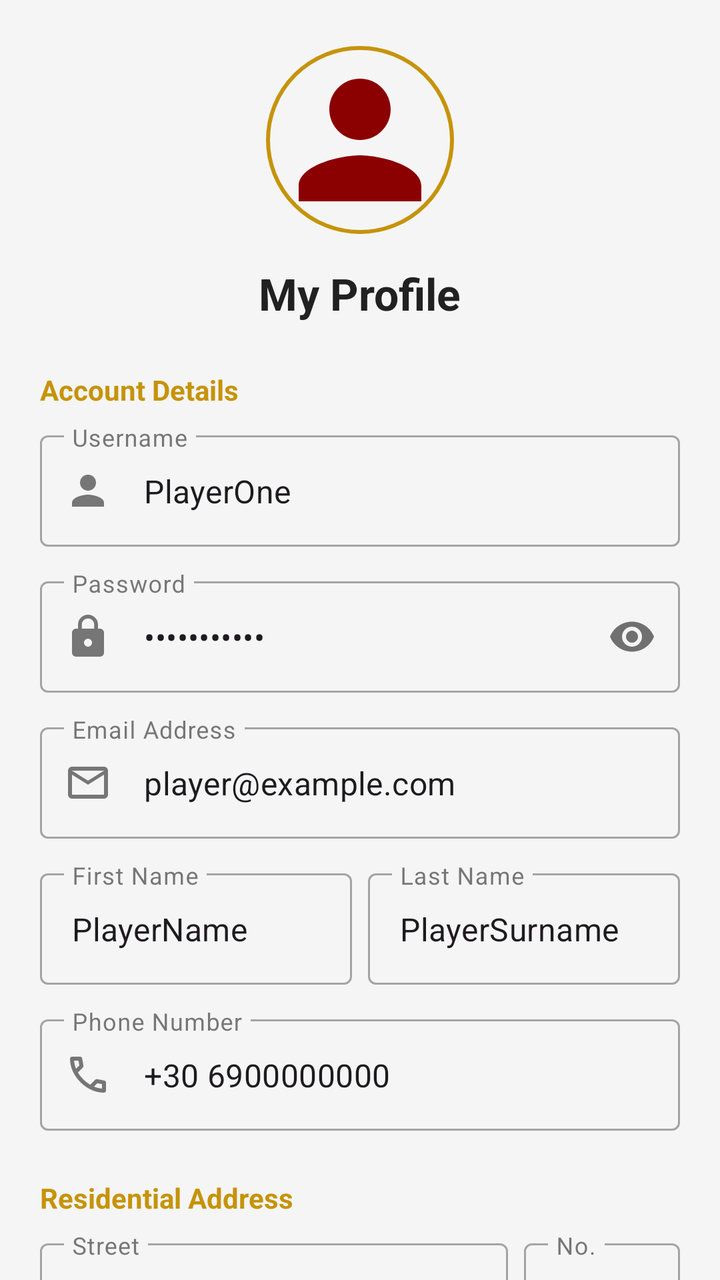
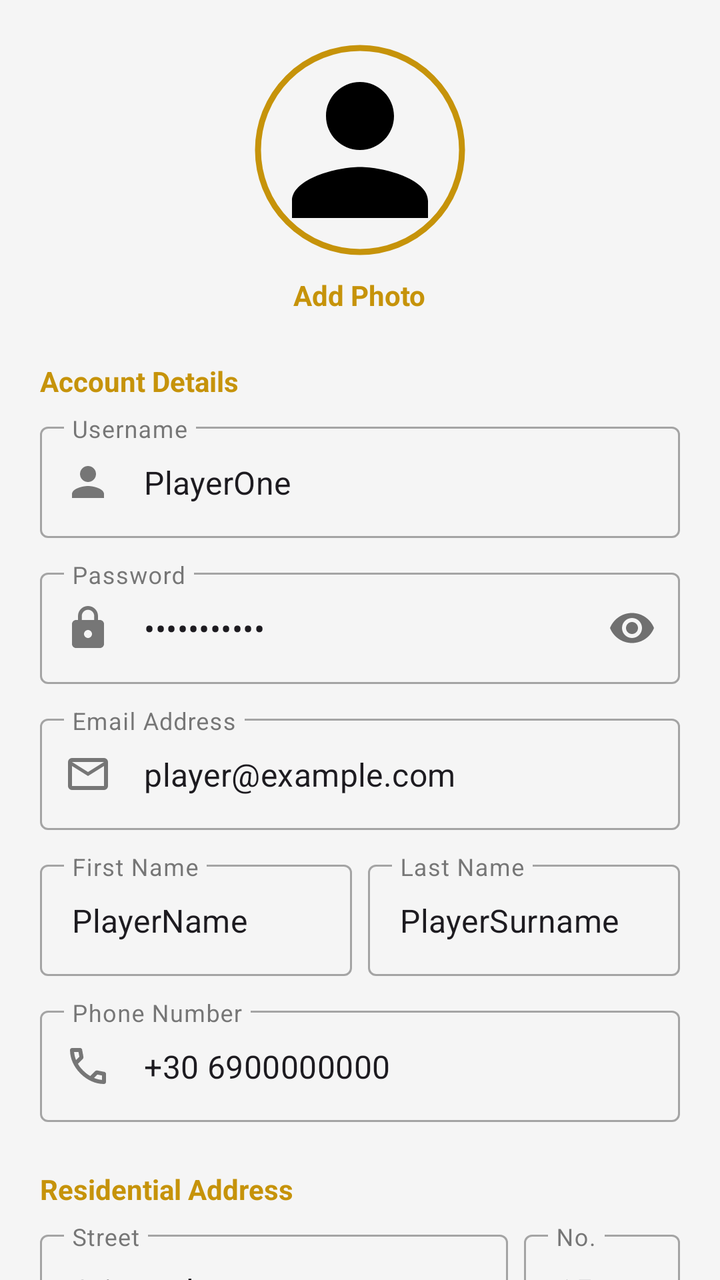

An Android layout rendered at two revisions. The XML below is the earlier revision; the diff shows what the commit changed to produce the second picture.
<!-- AndroidManifest.xml: application theme Theme.GoldenBet -->
<!-- res/layout/fragment_profile.xml -->
<?xml version="1.0" encoding="utf-8"?>
<androidx.core.widget.NestedScrollView
    xmlns:android="http://schemas.android.com/apk/res/android"
    xmlns:app="http://schemas.android.com/apk/res-auto"
    xmlns:tools="http://schemas.android.com/tools"
    android:layout_width="match_parent"
    android:layout_height="match_parent"
    android:fillViewport="true"
    android:background="?android:attr/windowBackground"
    tools:context=".view.mainMenu.profile.ProfileFragment">

    <LinearLayout
        android:layout_width="match_parent"
        android:layout_height="wrap_content"
        android:orientation="vertical"
        android:padding="20dp">

        <LinearLayout
            android:layout_width="match_parent"
            android:layout_height="wrap_content"
            android:gravity="center"
            android:layout_marginBottom="24dp"
            android:orientation="vertical">

            <com.google.android.material.imageview.ShapeableImageView
                android:layout_width="100dp"
                android:layout_height="100dp"
                android:src="@drawable/ic_person"
                android:padding="4dp"
                app:strokeWidth="2dp"
                app:strokeColor="?attr/colorSecondary"
                app:shapeAppearanceOverlay="@style/CircleImage"
                app:tint="?attr/colorPrimary" />

            <TextView
                android:layout_width="wrap_content"
                android:layout_height="wrap_content"
                android:layout_marginTop="12dp"
                android:text="My Profile"
                android:textColor="?attr/colorOnSurface"
                android:textSize="22sp"
                android:textStyle="bold" />
        </LinearLayout>

        <TextView
            android:layout_width="wrap_content"
            android:layout_height="wrap_content"
            android:layout_marginBottom="8dp"
            android:text="@string/profile_account_details"
            android:textColor="?attr/colorSecondary"
            android:textStyle="bold" />

        <com.google.android.material.textfield.TextInputLayout
            style="@style/Widget.MaterialComponents.TextInputLayout.OutlinedBox"
            android:layout_width="match_parent"
            android:layout_height="wrap_content"
            android:layout_marginBottom="12dp"
            android:hint="@string/profile_username_hint"
            app:startIconDrawable="@drawable/ic_person">

            <com.google.android.material.textfield.TextInputEditText
                android:id="@+id/etProfileUsername"
                android:layout_width="match_parent"
                android:layout_height="wrap_content"
                android:inputType="textPersonName"
                android:text="PlayerOne" />
        </com.google.android.material.textfield.TextInputLayout>

        <com.google.android.material.textfield.TextInputLayout
            style="@style/Widget.MaterialComponents.TextInputLayout.OutlinedBox"
            android:layout_width="match_parent"
            android:layout_height="wrap_content"
            android:layout_marginBottom="12dp"
            android:hint="@string/profile_password_hint"
            app:passwordToggleEnabled="true"
            app:startIconDrawable="@drawable/ic_lock">

            <com.google.android.material.textfield.TextInputEditText
                android:id="@+id/etProfilePassword"
                android:layout_width="match_parent"
                android:layout_height="wrap_content"
                android:inputType="textPassword"
                android:text="password123" />
        </com.google.android.material.textfield.TextInputLayout>

        <com.google.android.material.textfield.TextInputLayout
            style="@style/Widget.MaterialComponents.TextInputLayout.OutlinedBox"
            android:layout_width="match_parent"
            android:layout_height="wrap_content"
            android:layout_marginBottom="12dp"
            android:hint="@string/profile_email_hint"
            app:startIconDrawable="@drawable/ic_email">

            <com.google.android.material.textfield.TextInputEditText
                android:id="@+id/etProfileEmail"
                android:layout_width="match_parent"
                android:layout_height="wrap_content"
                android:inputType="textEmailAddress"
                android:text="player@example.com" />
        </com.google.android.material.textfield.TextInputLayout>

        <LinearLayout
            android:layout_width="match_parent"
            android:layout_height="wrap_content"
            android:orientation="horizontal"
            android:baselineAligned="false">

            <com.google.android.material.textfield.TextInputLayout
                style="@style/Widget.MaterialComponents.TextInputLayout.OutlinedBox"
                android:layout_width="0dp"
                android:layout_height="wrap_content"
                android:layout_marginEnd="8dp"
                android:layout_weight="1"
                android:hint="@string/profile_first_name_hint">

                <com.google.android.material.textfield.TextInputEditText
                    android:id="@+id/etProfileFirstName"
                    android:layout_width="match_parent"
                    android:layout_height="wrap_content"
                    android:inputType="textPersonName"
                    android:text="PlayerName" />
            </com.google.android.material.textfield.TextInputLayout>

            <com.google.android.material.textfield.TextInputLayout
                style="@style/Widget.MaterialComponents.TextInputLayout.OutlinedBox"
                android:layout_width="0dp"
                android:layout_height="wrap_content"
                android:layout_weight="1"
                android:hint="@string/profile_last_name_hint">

                <com.google.android.material.textfield.TextInputEditText
                    android:id="@+id/etProfileLastName"
                    android:layout_width="match_parent"
                    android:layout_height="wrap_content"
                    android:inputType="textPersonName"
                    android:text="PlayerSurname" />
            </com.google.android.material.textfield.TextInputLayout>
        </LinearLayout>

        <com.google.android.material.textfield.TextInputLayout
            style="@style/Widget.MaterialComponents.TextInputLayout.OutlinedBox"
            android:layout_width="match_parent"
            android:layout_height="wrap_content"
            android:layout_marginTop="12dp"
            android:layout_marginBottom="24dp"
            android:hint="@string/profile_phone_hint"
            app:startIconDrawable="@drawable/ic_phone">

            <com.google.android.material.textfield.TextInputEditText
                android:id="@+id/etProfilePhone"
                android:layout_width="match_parent"
                android:layout_height="wrap_content"
                android:inputType="phone"
                android:text="+30 6900000000" />
        </com.google.android.material.textfield.TextInputLayout>

        <TextView
            android:layout_width="wrap_content"
            android:layout_height="wrap_content"
            android:layout_marginBottom="8dp"
            android:text="@string/profile_address_label"
            android:textColor="?attr/colorSecondary"
            android:textStyle="bold" />

        <LinearLayout
            android:layout_width="match_parent"
            android:layout_height="wrap_content"
            android:orientation="horizontal">

            <com.google.android.material.textfield.TextInputLayout
                style="@style/Widget.MaterialComponents.TextInputLayout.OutlinedBox"
                android:layout_width="0dp"
                android:layout_height="wrap_content"
                android:layout_marginEnd="8dp"
                android:layout_weight="3"
                android:hint="@string/profile_street_hint">

                <com.google.android.material.textfield.TextInputEditText
                    android:id="@+id/etProfileStreet"
                    android:layout_width="match_parent"
                    android:layout_height="wrap_content"
                    android:inputType="textPostalAddress"
                    android:text="Aristotelous" />
            </com.google.android.material.textfield.TextInputLayout>

            <com.google.android.material.textfield.TextInputLayout
                style="@style/Widget.MaterialComponents.TextInputLayout.OutlinedBox"
                android:layout_width="0dp"
                android:layout_height="wrap_content"
                android:layout_weight="1"
                android:hint="@string/profile_number_hint">

                <com.google.android.material.textfield.TextInputEditText
                    android:id="@+id/etProfileStreetNo"
                    android:layout_width="match_parent"
                    android:layout_height="wrap_content"
                    android:inputType="number"
                    android:text="15" />
            </com.google.android.material.textfield.TextInputLayout>
        </LinearLayout>

        <LinearLayout
            android:layout_width="match_parent"
            android:layout_height="wrap_content"
            android:orientation="horizontal"
            android:layout_marginTop="12dp"
            android:layout_marginBottom="32dp">

            <com.google.android.material.textfield.TextInputLayout
                style="@style/Widget.MaterialComponents.TextInputLayout.OutlinedBox"
                android:layout_width="0dp"
                android:layout_height="wrap_content"
                android:layout_marginEnd="8dp"
                android:layout_weight="2"
                android:hint="@string/profile_city_hint">

                <com.google.android.material.textfield.TextInputEditText
                    android:id="@+id/etProfileCity"
                    android:layout_width="match_parent"
                    android:layout_height="wrap_content"
                    android:inputType="text"
                    android:text="Athens" />
            </com.google.android.material.textfield.TextInputLayout>

            <com.google.android.material.textfield.TextInputLayout
                style="@style/Widget.MaterialComponents.TextInputLayout.OutlinedBox"
                android:layout_width="0dp"
                android:layout_height="wrap_content"
                android:layout_weight="1"
                android:hint="@string/profile_zip_hint">

                <com.google.android.material.textfield.TextInputEditText
                    android:id="@+id/etProfileZip"
                    android:layout_width="match_parent"
                    android:layout_height="wrap_content"
                    android:inputType="number"
                    android:text="54622" />
            </com.google.android.material.textfield.TextInputLayout>
        </LinearLayout>

        <com.google.android.material.button.MaterialButton
            android:id="@+id/btnProfileSave"
            android:layout_width="match_parent"
            android:layout_height="60dp"
            android:layout_marginBottom="16dp"
            android:backgroundTint="?attr/colorPrimary"
            android:text="@string/profile_btn"
            android:textColor="@color/white"
            android:textSize="16sp"
            android:textStyle="bold"
            app:cornerRadius="12dp" />

    </LinearLayout>
</androidx.core.widget.NestedScrollView>
<!-- resources referenced by this layout -->
<resources>
  <color name="white">#FFFFFFFF</color>
  <!-- drawable ic_email (drawable) -->
  <vector xmlns:android="http://schemas.android.com/apk/res/android"
      android:width="24dp"
      android:height="24dp"
      android:viewportWidth="960"
      android:viewportHeight="960"
      android:tint="?attr/colorControlNormal">
    <path
        android:fillColor="@android:color/white"
        android:pathData="M160,800Q127,800 103.5,776.5Q80,753 80,720L80,240Q80,207 103.5,183.5Q127,160 160,160L800,160Q833,160 856.5,183.5Q880,207 880,240L880,720Q880,753 856.5,776.5Q833,800 800,800L160,800ZM480,520L160,320L160,720Q160,720 160,720Q160,720 160,720L800,720Q800,720 800,720Q800,720 800,720L800,320L480,520ZM480,440L800,240L160,240L480,440ZM160,320L160,240L160,240L160,320L160,720Q160,720 160,720Q160,720 160,720L160,720Q160,720 160,720Q160,720 160,720L160,320Z"/>
  </vector>
  <!-- drawable ic_lock (drawable) -->
  <vector xmlns:android="http://schemas.android.com/apk/res/android" android:height="24dp" android:tint="#000000" android:viewportHeight="24" android:viewportWidth="24" android:width="24dp">
        
      <path android:fillColor="@android:color/white" android:pathData="M18,8h-1L17,6c0,-2.76 -2.24,-5 -5,-5S7,3.24 7,6v2L6,8c-1.1,0 -2,0.9 -2,2v10c0,1.1 0.9,2 2,2h12c1.1,0 2,-0.9 2,-2L20,10c0,-1.1 -0.9,-2 -2,-2zM12,17c-1.1,0 -2,-0.9 -2,-2s0.9,-2 2,-2 2,0.9 2,2 -0.9,2 -2,2zM15.1,8L8.9,8L8.9,6c0,-1.71 1.39,-3.1 3.1,-3.1 1.71,0 3.1,1.39 3.1,3.1v2z"/>
      
  </vector>
  <!-- drawable ic_person (drawable) -->
  <vector xmlns:android="http://schemas.android.com/apk/res/android" android:height="24dp" android:tint="#000000" android:viewportHeight="24" android:viewportWidth="24" android:width="24dp">
        
      <path android:fillColor="@android:color/white" android:pathData="M12,12c2.21,0 4,-1.79 4,-4s-1.79,-4 -4,-4 -4,1.79 -4,4 1.79,4 4,4zM12,14c-2.67,0 -8,1.34 -8,4v2h16v-2c0,-2.66 -5.33,-4 -8,-4z"/>
      
  </vector>
  <string name="profile_account_details">Account Details</string>
  <string name="profile_address_label">Residential Address</string>
  <string name="profile_btn">SAVE CHANGES</string>
  <string name="profile_city_hint">City</string>
  <string name="profile_email_hint">Email Address</string>
  <string name="profile_first_name_hint">First Name</string>
  <string name="profile_last_name_hint">Last Name</string>
  <string name="profile_number_hint">No.</string>
  <string name="profile_password_hint">Password</string>
  <string name="profile_phone_hint">Phone Number</string>
  <string name="profile_street_hint">Street</string>
  <string name="profile_username_hint">Username</string>
  <string name="profile_zip_hint">ZIP Code</string>
  <style name="CircleImage">
          <item name="cornerSize">50%</item>
      </style>
  <style name="Theme.GoldenBet" parent="Base.Theme.GoldenBet" />
  <style name="Base.Theme.GoldenBet" parent="Theme.Material3.DayNight.NoActionBar">
          <item name="android:windowBackground">@color/bg_light</item>
  
          <item name="colorSurface">@color/card_light</item>
  
          <item name="colorOnSurface">@color/text_dark</item>
  
          <item name="colorPrimary">@color/luxury_red</item>
  
          <item name="android:statusBarColor">@color/bg_light</item>
          <item name="android:windowLightStatusBar">true</item>
          <item name="colorSurfaceVariant">@color/input_bg_light</item>
          <item name="colorSecondary">@color/gold_classic</item>
          <item name="colorFilterActive">@color/filter_active_light</item>
          <item name="colorFilterUnselected">@color/filter_bg_unselected_light</item>
  
      </style>
  <color name="bg_light">#F5F5F5</color>
  <color name="card_light">#FFFFFF</color>
  <color name="text_dark">#212121</color>
  <color name="luxury_red">#8B0000</color>
  <color name="input_bg_light">#EBEBEB</color>
  <color name="gold_classic">#C6930A</color>
  <color name="filter_active_light">#D4AF37</color>
  <color name="filter_bg_unselected_light">#E0E0E0</color>
  <!-- unchanged entries left out for length: 1 -->
</resources>

<!-- the commit's change to res/layout/fragment_profile.xml (unified diff, before → after) -->
@@ -23,23 +23,27 @@
             android:orientation="vertical">
 
             <com.google.android.material.imageview.ShapeableImageView
-                android:layout_width="100dp"
-                android:layout_height="100dp"
+                android:id="@+id/ivProfileImage"
+                android:layout_width="110dp"
+                android:layout_height="110dp"
                 android:src="@drawable/ic_person"
                 android:padding="4dp"
-                app:strokeWidth="2dp"
+                android:scaleType="centerCrop"
+                app:strokeWidth="3dp"
                 app:strokeColor="?attr/colorSecondary"
-                app:shapeAppearanceOverlay="@style/CircleImage"
-                app:tint="?attr/colorPrimary" />
+                app:shapeAppearanceOverlay="@style/CircleImage" />
 
             <TextView
+                android:id="@+id/tvChangePhoto"
                 android:layout_width="wrap_content"
                 android:layout_height="wrap_content"
-                android:layout_marginTop="12dp"
-                android:text="My Profile"
-                android:textColor="?attr/colorOnSurface"
-                android:textSize="22sp"
-                android:textStyle="bold" />
+                android:layout_marginTop="8dp"
+                android:text="@string/register_image_add_label"
+                android:textColor="?attr/colorSecondary"
+                android:textStyle="bold"
+                android:background="?attr/selectableItemBackground"
+                android:clickable="true"
+                android:focusable="true" />
         </LinearLayout>
 
         <TextView
<!-- resource entries referenced after the edit -->
@@ -37,6 +37,7 @@
   <string name="profile_street_hint">Street</string>
   <string name="profile_username_hint">Username</string>
   <string name="profile_zip_hint">ZIP Code</string>
+  <string name="register_image_add_label">Add Photo</string>
   <style name="CircleImage">
           <item name="cornerSize">50%</item>
       </style>
